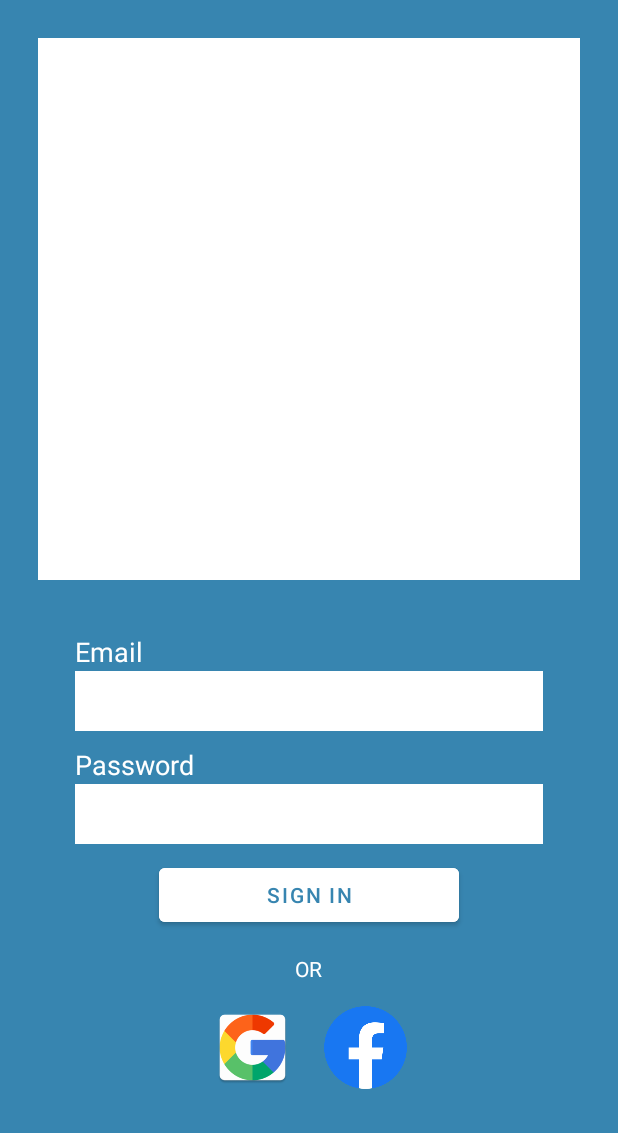
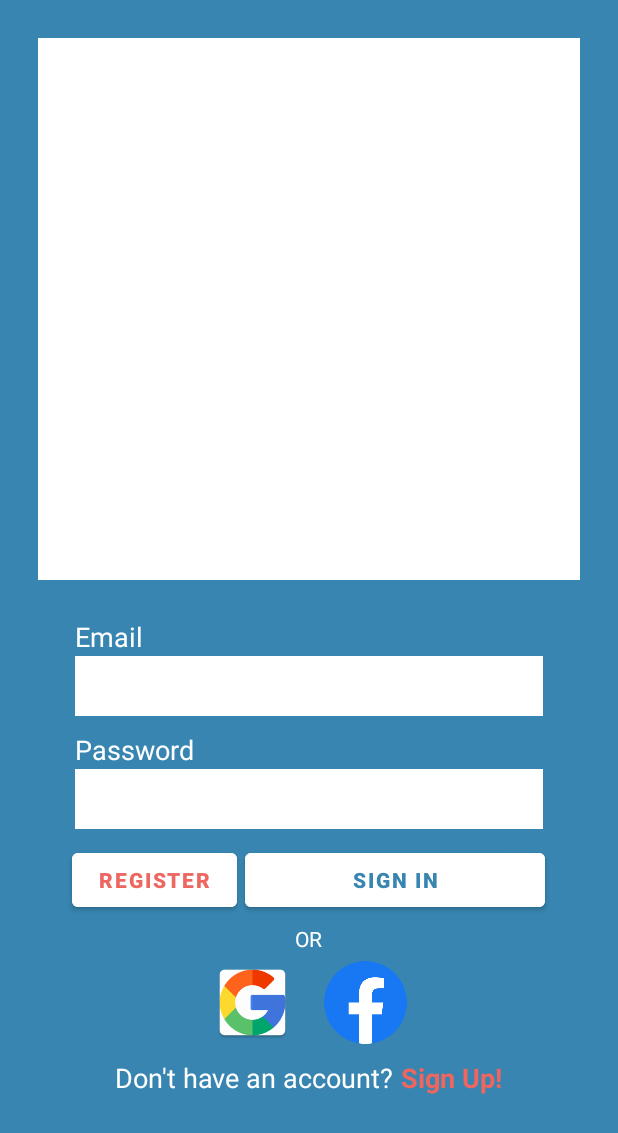
Before and after one commit to lopezalexander/Projet-Integrateur, an Android app: the layout login_layout2.xml on its own in the app's theme, with its tools: preview values and no code run, on a phone screen of 412 x 824 dp. Shown: the top 1133 px of the screen. Run offline under Robolectric (Android 15) with nearby library versions, the phone set to English and light mode, and no system bars.

```diff
--- a/app/src/main/res/layout/activity_main.xml
+++ b/app/src/main/res/layout/activity_main.xml
@@ -4,7 +4,7 @@
 	xmlns:tools="http://schemas.android.com/tools"
 	android:layout_width="match_parent"
 	android:layout_height="match_parent"
-	android:background="@color/blue3"
+	android:background="@color/blue1"
 	tools:context=".ui.MainActivity"
 	>
 
--- a/app/src/main/res/layout/login_layout2.xml
+++ b/app/src/main/res/layout/login_layout2.xml
@@ -6,6 +6,9 @@
 	android:layout_width="match_parent"
 	android:layout_height="match_parent"
 	android:background="@color/blue1"
+	android:clickable="true"
+	android:focusableInTouchMode="true"
+	android:gravity="center"
 	android:orientation="vertical"
 	android:weightSum="100"
 	app:layout_constraintBottom_toBottomOf="parent"
@@ -32,6 +35,12 @@
 
 	</LinearLayout><!--	END TOP CONTAINER-->
 
+	<ProgressBar
+		style="?android:attr/progressBarStyleLarge"
+		android:layout_width="wrap_content"
+		android:layout_height="wrap_content"
+		android:visibility="gone"
+		/>
 
 	<!--	START BOTTOM CONTAINER-->
 	<LinearLayout
@@ -45,7 +54,6 @@
 		<LinearLayout
 			android:layout_width="match_parent"
 			android:layout_height="wrap_content"
-			android:layout_marginTop="10dp"
 			android:gravity="center"
 			android:orientation="vertical"
 			>
@@ -55,8 +63,7 @@
 				android:layout_height="25dp"
 				android:layout_marginStart="50dp"
 				android:layout_marginEnd="50dp"
-				android:labelFor="@+id/emailInput_signIn"
-
+				android:labelFor="@+id/input_email"
 				android:text="@string/email"
 				android:textColor="@color/white"
 				android:textSize="18sp"
@@ -88,9 +95,8 @@
 				android:layout_height="25dp"
 				android:layout_marginStart="50dp"
 				android:layout_marginEnd="50dp"
-				android:labelFor="@+id/passwordInput_signIn"
+				android:labelFor="@+id/input_password"
 				android:text="@string/password"
-
 				android:textColor="@color/white"
 				android:textSize="18sp"
 				/>
@@ -115,9 +121,25 @@
 			android:layout_height="wrap_content"
 			android:layout_marginTop="10dp"
 			android:gravity="center"
+			android:orientation="horizontal"
 
-			android:orientation="vertical"
 			>
+
+			<Button
+				android:id="@+id/btn_register"
+				android:layout_width="110dp"
+				android:layout_height="wrap_content"
+				android:backgroundTint="@color/white"
+				android:text="@string/login_register"
+				android:textColor="@color/red"
+				android:textStyle="bold"
+				/>
+
+			<Space
+				android:layout_width="5dp"
+				android:layout_height="0dp"
+				/>
+
 
 			<Button
 				android:id="@+id/btn_signIn"
@@ -126,6 +148,7 @@
 				android:backgroundTint="@color/white"
 				android:text="@string/signIn_button"
 				android:textColor="@color/blue1"
+				android:textStyle="bold"
 				/>
 
 		</LinearLayout>  <!-- SIGN IN BUTTON -->
@@ -134,7 +157,7 @@
 		<TextView
 			android:layout_width="wrap_content"
 			android:layout_height="wrap_content"
-			android:layout_marginTop="15dp"
+			android:layout_marginTop="5dp"
 			android:text="@string/login_OR_String"
 			android:textColor="@color/white"
 			/>
@@ -142,7 +165,7 @@
 		<LinearLayout
 			android:layout_width="match_parent"
 			android:layout_height="wrap_content"
-			android:layout_marginTop="15dp"
+			android:layout_marginTop="5dp"
 			android:gravity="center"
 			android:orientation="horizontal"
 			>
@@ -171,6 +194,33 @@
 				/>
 		</LinearLayout>
 
+		<LinearLayout
+			android:layout_width="match_parent"
+			android:layout_height="wrap_content"
+			android:layout_marginTop="10dp"
+			android:gravity="center"
+			>
+
+			<TextView
+				android:layout_width="wrap_content"
+				android:layout_height="wrap_content"
+				android:text="@string/login_google_signup1"
+				android:textColor="@color/white"
+				android:textSize="18sp"
+				/>
+
+			<TextView
+				android:id="@+id/webLink_google_register"
+				android:layout_width="wrap_content"
+				android:layout_height="wrap_content"
+				android:text="@string/login_google_signup2"
+				android:textColor="@color/red"
+				android:textSize="18sp"
+				android:textStyle="bold"
+				/>
+
+		</LinearLayout>
+
 
 	</LinearLayout> <!--	END BOTTOM CONTAINER-->
 
--- a/app/src/main/res/values/strings.xml
+++ b/app/src/main/res/values/strings.xml
@@ -14,6 +14,9 @@
 	<string name="login_OR_String">OR</string>
 	<string name="googlesigninlogo">googleSignInLogo</string>
 	<string name="facebooksigninlogo">FacebookSignInLogo</string>
+	<string name="login_register">Register</string>
+	<string name="login_google_signup1">Don\'t have an account?</string>
+	<string name="login_google_signup2">" Sign Up!"</string>
 
 
 	<!-- XXXXXX LAYOUT -->
```
Also changed, not shown: app/src/main/java/com/example/projetintegrateur/ui/MapsActivity.java (+108 -16 lines), app/src/main/res/values/colors.xml (+9 -0 lines).
